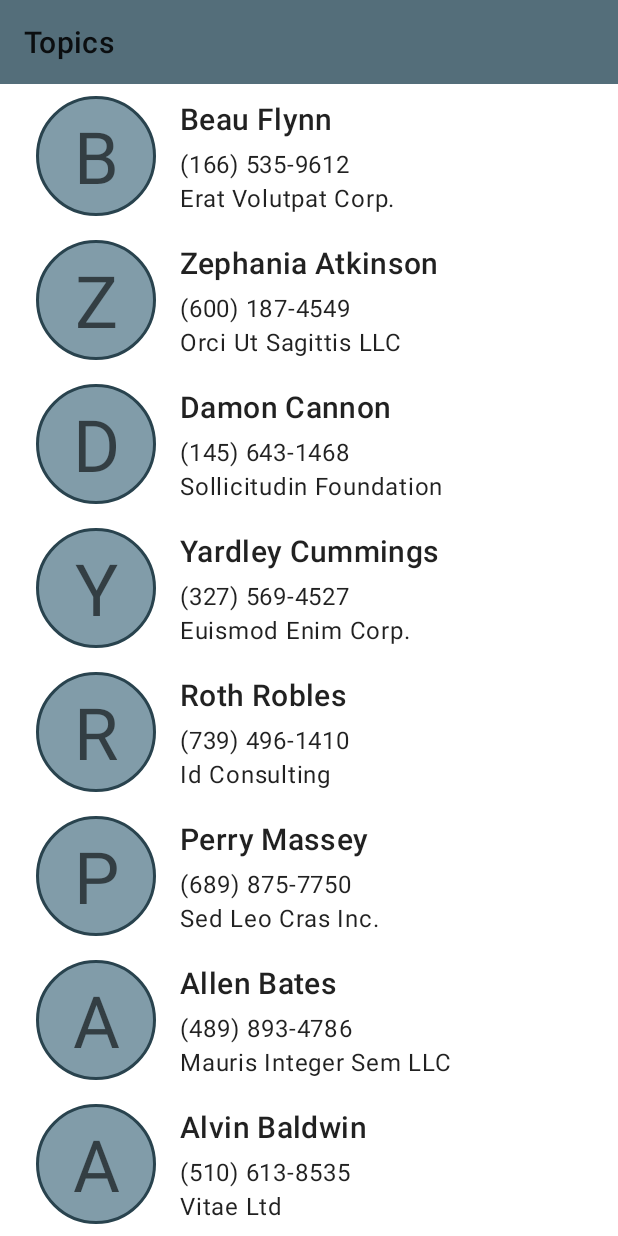
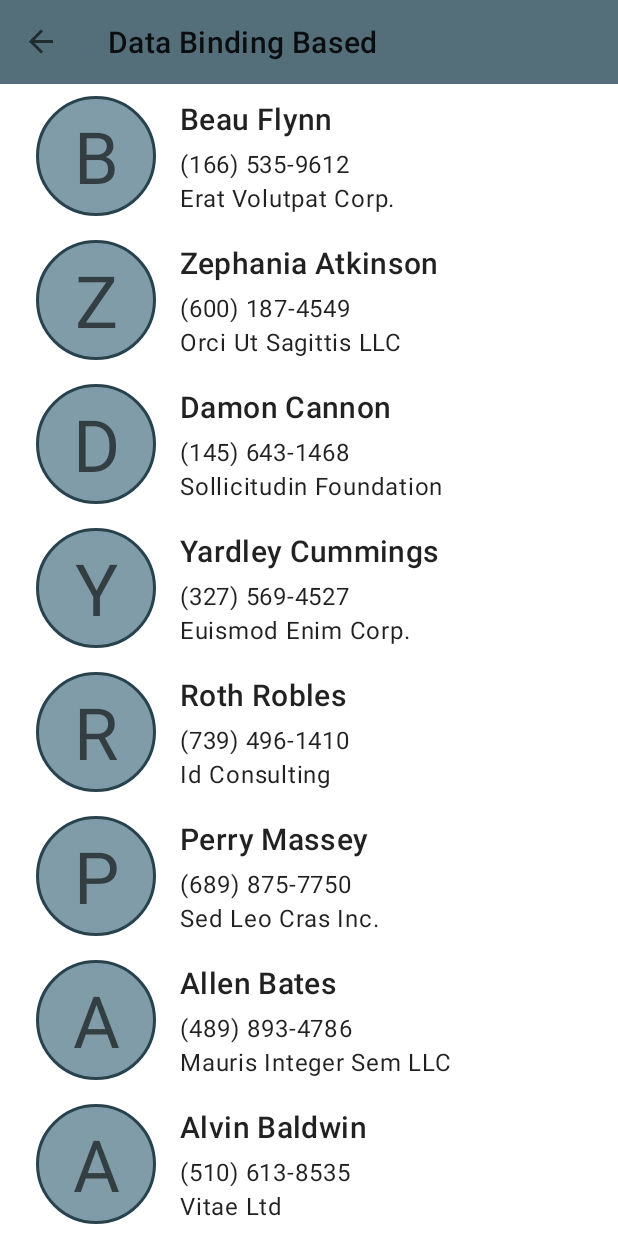
Before and after one commit to amardeshbd/android-recyclerview-onclick-listener, an Android app: the screen it shows after launch (MainActivity), after a tap on "Modern listener using DataBinding", on a phone screen of 412 x 824 dp. Run offline under Robolectric (Android 15) with nearby library versions, the phone set to English and light mode, and no system bars; our stand-ins replace Dagger/Hilt's generated code, Timber, data binding, navigation-ui; libraries missing offline, so code that uses them is left out: androidx.hilt.lifecycle.

Commit message:
[FIXED] Issue with fragment binding and toolbar navigation

```diff
--- a/app/src/main/java/dev/hossain/android/research/MainActivity.kt
+++ b/app/src/main/java/dev/hossain/android/research/MainActivity.kt
@@ -1,17 +1,45 @@
 package dev.hossain.android.research
 
 import android.os.Bundle
+import android.view.MenuItem
 import androidx.appcompat.app.AppCompatActivity
 import androidx.databinding.DataBindingUtil
+import androidx.navigation.NavController
+import androidx.navigation.findNavController
+import androidx.navigation.ui.AppBarConfiguration
+import androidx.navigation.ui.onNavDestinationSelected
+import androidx.navigation.ui.setupWithNavController
 import dagger.hilt.android.AndroidEntryPoint
 import dev.hossain.android.research.databinding.ActivityMainBinding
+import timber.log.Timber
 
 @AndroidEntryPoint
 class MainActivity : AppCompatActivity() {
+    private lateinit var binding: ActivityMainBinding
+    private lateinit var navController: NavController
+    private lateinit var appBarConfiguration: AppBarConfiguration
     override fun onCreate(savedInstanceState: Bundle?) {
         super.onCreate(savedInstanceState)
-        val binding = DataBindingUtil.setContentView<ActivityMainBinding>(this, R.layout.activity_main)
+        binding = DataBindingUtil.setContentView(this, R.layout.activity_main)
 
+        // https://developer.android.com/guide/navigation/navigation-ui#create_a_toolbar
+        navController = findNavController(R.id.nav_host_fragment)
+        appBarConfiguration = AppBarConfiguration(navController.graph)
+        binding.toolbar.setupWithNavController(navController, appBarConfiguration)
         setSupportActionBar(binding.toolbar)
     }
+
+    override fun onOptionsItemSelected(item: MenuItem): Boolean {
+        Timber.d("Menu item selected: $item")
+        val isHandled = item.onNavDestinationSelected(navController) || super.onOptionsItemSelected(item)
+        if (isHandled.not()) {
+            when (item.itemId) {
+                android.R.id.home -> {
+                    navController.popBackStack()
+                    return true
+                }
+            }
+        }
+        return isHandled
+    }
 }
--- a/app/src/main/java/dev/hossain/android/research/topic/TopicFragment.kt
+++ b/app/src/main/java/dev/hossain/android/research/topic/TopicFragment.kt
@@ -12,6 +12,7 @@ import dagger.hilt.android.AndroidEntryPoint
 import dev.hossain.android.research.common.observeKotlin
 import dev.hossain.android.research.data.TopicsDataProvider
 import dev.hossain.android.research.databinding.FragmentResearchTopicBinding
+import timber.log.Timber
 
 @AndroidEntryPoint
 class TopicFragment : Fragment() {
@@ -41,6 +42,7 @@ class TopicFragment : Fragment() {
         adapter.submitList(TopicsDataProvider.topics)
 
         viewModel.navigationEvent.observeKotlin(viewLifecycleOwner) { researchTopicId ->
+            Timber.d("Got navigation event: $researchTopicId")
             when (researchTopicId) {
                 TopicsDataProvider.TYPE_DATA_BINDING_ASSISTED -> {
                     findNavController().navigate(TopicFragmentDirections.navigateToDataBindingAssistedFragment())
--- a/app/src/main/java/dev/hossain/android/research/topic/TopicViewModel.kt
+++ b/app/src/main/java/dev/hossain/android/research/topic/TopicViewModel.kt
@@ -2,13 +2,13 @@ package dev.hossain.android.research.topic
 
 import androidx.hilt.lifecycle.ViewModelInject
 import androidx.lifecycle.LiveData
-import androidx.lifecycle.MutableLiveData
 import androidx.lifecycle.ViewModel
+import dev.hossain.android.research.common.LiveEvent
 import dev.hossain.android.research.data.model.ResearchTopic
 
 class TopicViewModel @ViewModelInject constructor() : ViewModel() {
 
-    private val _navigationEvent = MutableLiveData<String>()
+    private val _navigationEvent = LiveEvent<String>()
     val navigationEvent: LiveData<String> = _navigationEvent
 
     fun onTopicSelected(researchTopic: ResearchTopic) {
--- a/app/src/main/res/layout/activity_main.xml
+++ b/app/src/main/res/layout/activity_main.xml
@@ -28,7 +28,12 @@
                 app:title="Topics" />
         </com.google.android.material.appbar.AppBarLayout>
 
-        <androidx.fragment.app.FragmentContainerView
+        <!--
+            Known Caveat about using `androidx.fragment.app.FragmentContainerView`:
+            - https://issuetracker.google.com/issues/142847973
+            - https://stackoverflow.com/questions/59275009/fragmentcontainerview-using-findnavcontroller/59275182#59275182
+        -->
+        <fragment
             android:id="@+id/nav_host_fragment"
             android:name="androidx.navigation.fragment.NavHostFragment"
             android:layout_width="match_parent"
@@ -36,6 +41,7 @@
             android:layout_marginTop="?attr/actionBarSize"
             app:defaultNavHost="true"
             app:navGraph="@navigation/app_nav_graph"
-            tools:background="#ddc" />
+            tools:background="#cfc"
+            tools:ignore="FragmentTagUsage" />
     </androidx.coordinatorlayout.widget.CoordinatorLayout>
 </layout>
```
